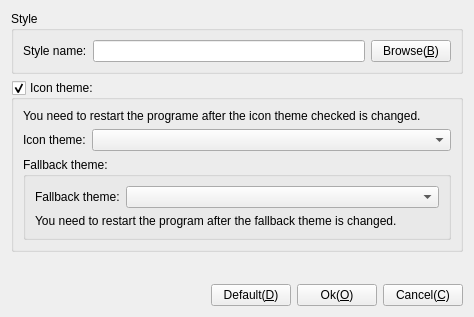
Before: the Qt Designer form Src/Style/FrmStyle.ui in KangLin/RabbitCommon, drawn with Qt 5.
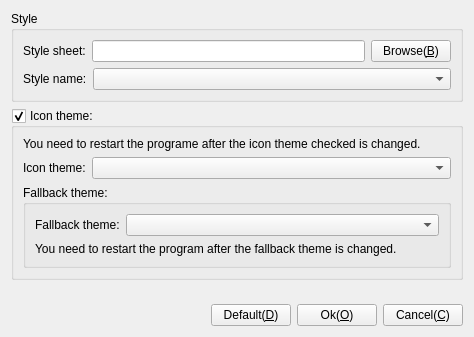
After: the same form once the commit is applied. Icons and pictures are not drawn.

Commit message: Style: Refactor the style

Diff of the .ui file:
```diff
--- a/Src/Style/FrmStyle.ui
+++ b/Src/Style/FrmStyle.ui
@@ -7,7 +7,7 @@
     <x>0</x>
     <y>0</y>
     <width>474</width>
-    <height>317</height>
+    <height>337</height>
    </rect>
   </property>
   <property name="windowTitle">
@@ -25,6 +25,27 @@
      </property>
      <layout class="QGridLayout" name="gridLayout_3">
       <item row="0" column="0">
+       <layout class="QHBoxLayout" name="horizontalLayout_5">
+        <item>
+         <widget class="QLabel" name="label_4">
+          <property name="text">
+           <string>Style sheet:</string>
+          </property>
+         </widget>
+        </item>
+        <item>
+         <widget class="QLineEdit" name="leStyleSheet"/>
+        </item>
+        <item>
+         <widget class="QPushButton" name="pbBrowse">
+          <property name="text">
+           <string>Browse(&amp;B)</string>
+          </property>
+         </widget>
+        </item>
+       </layout>
+      </item>
+      <item row="1" column="0">
        <layout class="QHBoxLayout" name="horizontalLayout_3">
         <item>
          <widget class="QLabel" name="label_2">
@@ -34,12 +55,12 @@
          </widget>
         </item>
         <item>
-         <widget class="QLineEdit" name="leStyleName"/>
-        </item>
-        <item>
-         <widget class="QPushButton" name="pbBrowse">
-          <property name="text">
-           <string>Browse(&amp;B)</string>
+         <widget class="QComboBox" name="cbStyleName">
+          <property name="sizePolicy">
+           <sizepolicy hsizetype="Expanding" vsizetype="Fixed">
+            <horstretch>0</horstretch>
+            <verstretch>0</verstretch>
+           </sizepolicy>
           </property>
          </widget>
         </item>
```
Left out of the diff: 65 changed lines with no effect on the pictures. The commit also changes 8 other files.
